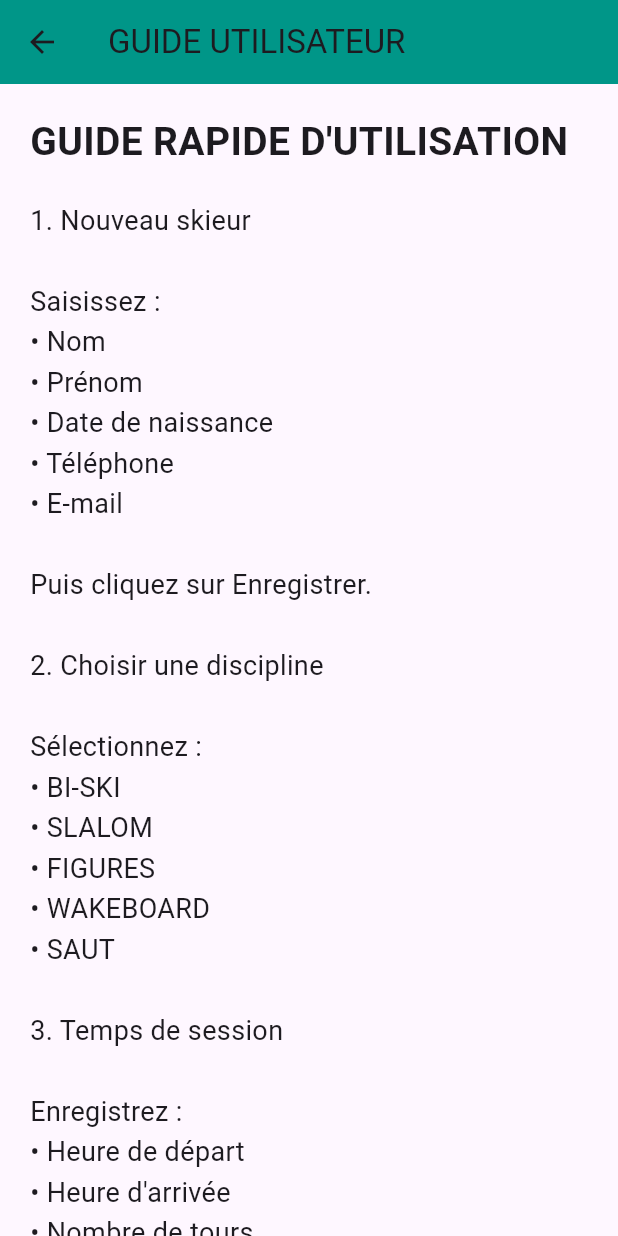
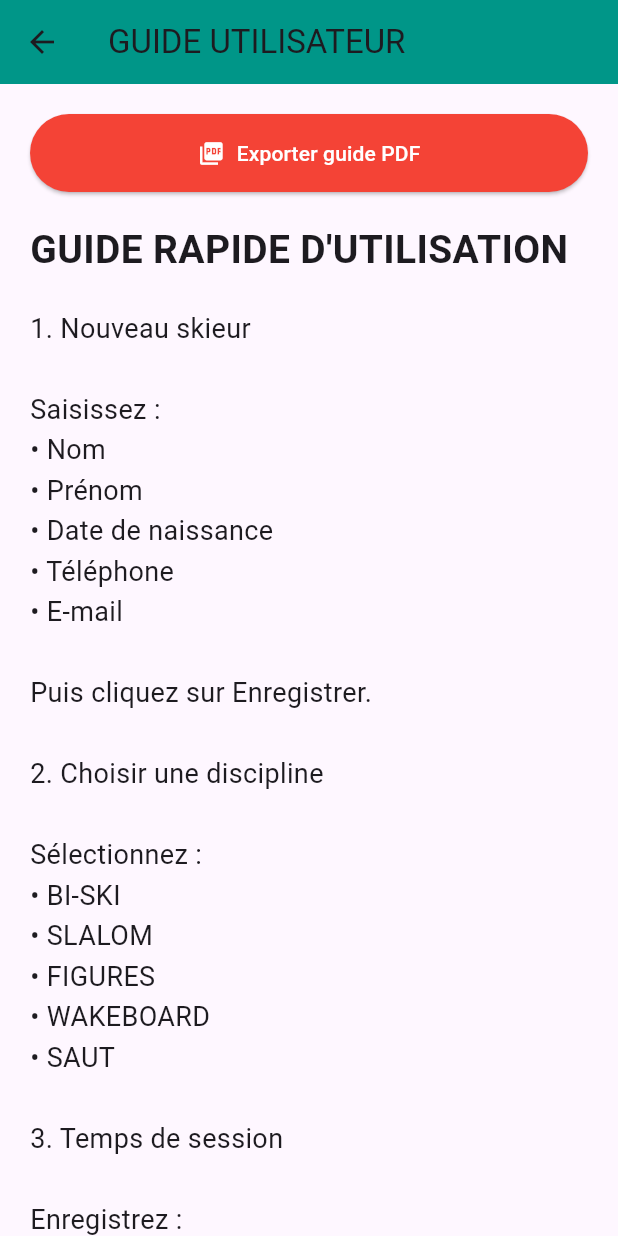
Before and after one commit to consultin21-dev/waterski, a Flutter app: the GuidePage screen opened directly, on a phone screen of 412 x 824 dp. Run offline on Flutter 3.47's test engine with Material 3 defaults, Android fonts, the light colour scheme and no system bars; our stand-ins replace fl_chart, hive_flutter, printing; missing offline and left inert: mobile_scanner; accounts and stored records are empty; project files that could hold a hidden picture were left out.

Commit message:
Correction guide utilisateur

```diff
--- a/lib/main.dart
+++ b/lib/main.dart
@@ -4001,8 +4001,45 @@ class PresencesPage extends StatelessWidget {
     );
   }
 }
+
+
 class GuidePage extends StatelessWidget {
   const GuidePage({super.key});
+
+  Future<void> exporterGuidePDF() async {
+  final pdf = pw.Document();
+
+  pdf.addPage(
+    pw.MultiPage(
+      build: (context) => [
+        pw.Text(
+          t(
+            "WATER SKI APP - GUIDE UTILISATEUR",
+            "WATER SKI APP - USER GUIDE",
+          ),
+          style: pw.TextStyle(
+            fontSize: 24,
+            fontWeight: pw.FontWeight.bold,
+          ),
+        ),
+
+        pw.SizedBox(height: 20),
+
+        pw.Text(
+          t(
+            "GUIDE RAPIDE D'UTILISATION\n\nVoir le guide complet dans l'application.",
+            "QUICK USER GUIDE\n\nSee the full guide inside the app.",
+          ),
+        ),
+      ],
+    ),
+  );
+
+  await Printing.sharePdf(
+    bytes: await pdf.save(),
+    filename: "guide_utilisateur.pdf",
+  );
+}
 
   @override
   Widget build(BuildContext context) {
@@ -4021,6 +4058,25 @@ class GuidePage extends StatelessWidget {
   crossAxisAlignment: CrossAxisAlignment.start,
   children: [
 
+  SizedBox(
+  width: double.infinity,
+  child: ElevatedButton.icon(
+    onPressed: () async {
+      await exporterGuidePDF();
+    },
+    icon: const Icon(Icons.picture_as_pdf),
+    label: Text(
+      t("Exporter guide PDF", "Export guide PDF"),
+    ),
+    style: ElevatedButton.styleFrom(
+      backgroundColor: Colors.red,
+      foregroundColor: Colors.white,
+      padding: const EdgeInsets.symmetric(vertical: 16),
+    ),
+  ),
+),
+
+const SizedBox(height: 20),
 
 
     Text(
@@ -4283,15 +4339,12 @@ Choisir :
 
 • Carte Club
 
-Choisir :
-
-• Carte Club
 
 CARTE CLUB
 
 1. Vérifier le nombre d'unités restantes.
 2. Scanner la carte.
-3. Les unités consommées sont déduites automatiquement.
+3. Les unités consommées sont déduites manuellement par vous : ( moniteur ou coach)
 4. Cliquer sur VALIDER.
 
 RÉCAPITULATIF
@@ -4317,7 +4370,7 @@ Puis revenir à l'accueil.
 
 HISTORIQUE
 
-Consultation des :
+Consultation des dossiers individuels :
 • Sessions
 • Paiements
 • Montants
@@ -4325,7 +4378,7 @@ Consultation des :
 
 STATISTIQUES
 
-Consultation :
+Consultation des statistiques collectives:
 • Skieurs
 • Sessions
 • Tours
```
